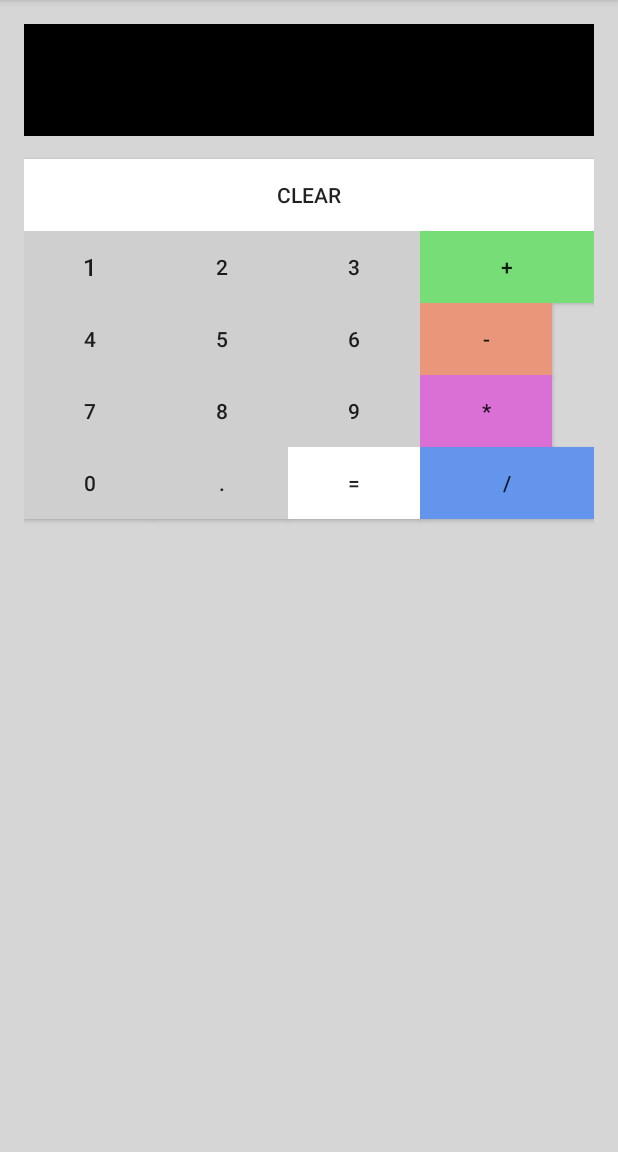
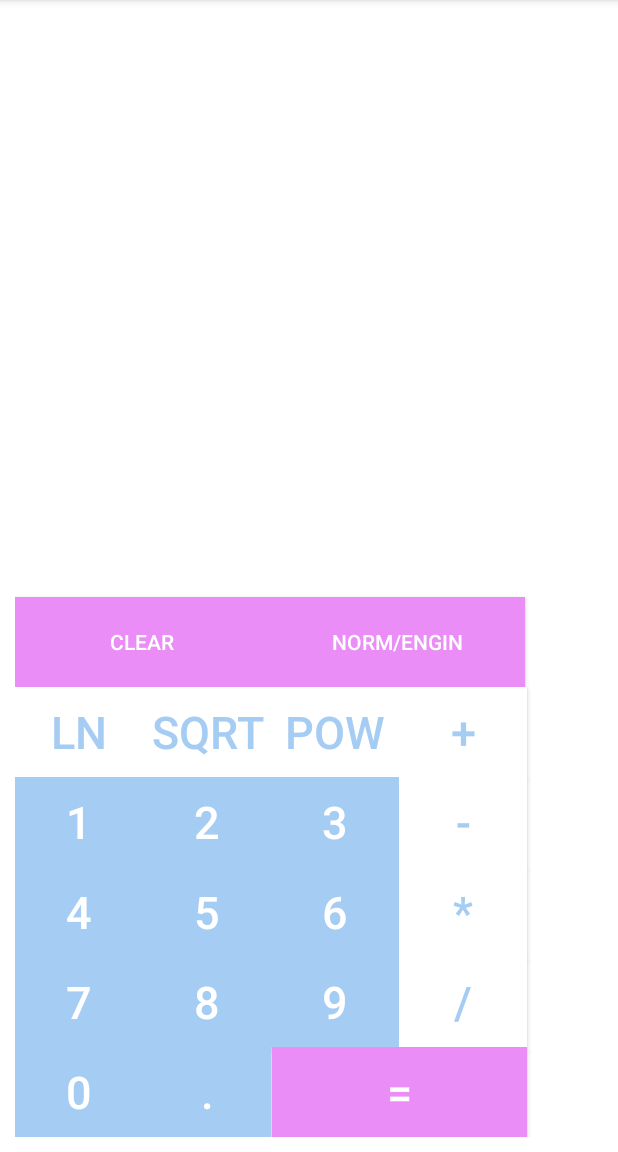
Before and after one commit to darizakharova/java-test-tasks, an Android app: the screen it shows after launch (MainActivity), on a phone screen of 412 x 824 dp, the part 84-1236 px from its top. Run offline under Robolectric (Android 15) with nearby library versions, the phone set to English and light mode, and no system bars.

Commit message:
changed layout, fixed leading zero handling.

```diff
--- a/CalculateAndroid/app/src/main/java/com/example/user/calculate/MainActivity.java
+++ b/CalculateAndroid/app/src/main/java/com/example/user/calculate/MainActivity.java
@@ -1,8 +1,10 @@
 package com.example.user.calculate;
 
+import android.support.v7.app.ActionBar;
 import android.support.v7.app.AppCompatActivity;
 import android.os.Bundle;
 import android.view.View;
+import android.view.ViewGroup;
 import android.widget.Button;
 import android.widget.TextView;
 
@@ -31,6 +33,7 @@ public class MainActivity extends AppCompatActivity {
         mNumberButtons.add((Button)findViewById(R.id.button7));
         mNumberButtons.add((Button)findViewById(R.id.button8));
         mNumberButtons.add((Button)findViewById(R.id.button9));
+
     }
 
 
@@ -87,8 +90,15 @@ public class MainActivity extends AppCompatActivity {
 
     public void onClickDigit(View view) {
         if (mVar.length() < 10) {
+            if (mVar.equals("0")) {
+                mVar = "";
+            }
             mVar += Integer.toString(mNumberButtons.indexOf(view));
             mInfoText.setText(mVar);
+
         }
     }
+
+    public void onClickSelect(View view) {
+    }
 }
--- a/CalculateAndroid/app/src/main/res/layout/activity_main.xml
+++ b/CalculateAndroid/app/src/main/res/layout/activity_main.xml
@@ -20,188 +20,261 @@
         android:layout_alignParentEnd="true"
         android:layout_alignParentTop="true"
         android:textSize="@dimen/abc_action_bar_default_height_material"
-        android:background="@color/colorScoreBoard"
-        android:textColor="@color/colorNumber"
+        android:background="@color/colorBackground"
+        android:textColor="@color/colorDigit"
         android:gravity="right"/>
 
     <Button
-        android:layout_width="wrap_content"
-        android:layout_height="wrap_content"
-        android:text="1"
-        android:textSize="@dimen/activity_vertical_margin"
+        android:layout_width="@dimen/buttonWidth"
+        android:layout_height="@dimen/buttonHeight"
+        android:text="@string/one"
+        android:textSize="@dimen/buttonTextsize"
+        android:textColor="@color/colorOperation"
         android:id="@+id/button1"
-        android:layout_below="@+id/tex"
-        android:layout_alignParentLeft="true"
-        android:layout_alignParentStart="true"
-        android:layout_marginTop="63dp"
         android:background="@color/colorDigit"
-        android:onClick="onClickDigit"/>
+        android:onClick="onClickDigit"
+        android:layout_above="@+id/button4"
+        android:layout_alignLeft="@+id/buttonClear"
+        android:layout_alignStart="@+id/buttonClear" />
     <Button
-        android:layout_width="wrap_content"
-        android:layout_height="wrap_content"
-        android:text="2"
+        android:layout_width="@dimen/buttonWidth"
+        android:layout_height="@dimen/buttonHeight"
+        android:text="@string/two"
+        android:textSize="@dimen/buttonTextsize"
+        android:textColor="@color/colorOperation"
         android:id="@+id/button2"
         android:background="@color/colorDigit"
         android:layout_alignTop="@+id/button1"
         android:layout_toRightOf="@+id/button1"
-        android:layout_toEndOf="@+id/button1"
         android:onClick="onClickDigit"/>
     <Button
-        android:layout_width="wrap_content"
-        android:layout_height="wrap_content"
-        android:text="3"
+        android:layout_width="@dimen/buttonWidth"
+        android:layout_height="@dimen/buttonHeight"
+        android:text="@string/tree"
+        android:textSize="@dimen/buttonTextsize"
+        android:textColor="@color/colorOperation"
         android:id="@+id/button3"
         android:background="@color/colorDigit"
-        android:layout_alignTop="@+id/button2"
+        android:onClick="onClickDigit"
+        android:layout_above="@+id/button5"
         android:layout_toRightOf="@+id/button2"
-        android:layout_toEndOf="@+id/button2"
-        android:onClick="onClickDigit"/>
+        android:layout_toEndOf="@+id/button2" />
     <Button
-        android:layout_width="wrap_content"
-        android:layout_height="wrap_content"
-        android:text="4"
+        android:layout_width="@dimen/buttonWidth"
+        android:layout_height="@dimen/buttonHeight"
+        android:text="@string/four"
+        android:textSize="@dimen/buttonTextsize"
+        android:textColor="@color/colorOperation"
         android:id="@+id/button4"
         android:background="@color/colorDigit"
-        android:layout_below="@+id/button1"
-        android:layout_alignParentLeft="true"
-        android:layout_alignParentStart="true"
-        android:onClick="onClickDigit"/>
+        android:onClick="onClickDigit"
+        android:layout_above="@+id/button7"
+        android:layout_alignLeft="@+id/button7"
+        android:layout_alignStart="@+id/button7" />
     <Button
-        android:layout_width="wrap_content"
-        android:layout_height="wrap_content"
-        android:text="5"
+        android:layout_width="@dimen/buttonWidth"
+        android:layout_height="@dimen/buttonHeight"
+        android:text="@string/five"
+        android:textSize="@dimen/buttonTextsize"
+        android:textColor="@color/colorOperation"
         android:id="@+id/button5"
         android:background="@color/colorDigit"
-        android:layout_below="@+id/button1"
-        android:layout_toRightOf="@+id/button1"
-        android:layout_toEndOf="@+id/button1"
-        android:onClick="onClickDigit"/>
+        android:onClick="onClickDigit"
+        android:layout_below="@+id/button2"
+        android:layout_toLeftOf="@+id/button3"
+        android:layout_toStartOf="@+id/button3" />
     <Button
-        android:layout_width="wrap_content"
-        android:layout_height="wrap_content"
-        android:text="6"
+        android:layout_width="@dimen/buttonWidth"
+        android:layout_height="@dimen/buttonHeight"
+        android:text="@string/six"
+        android:textSize="@dimen/buttonTextsize"
+        android:textColor="@color/colorOperation"
         android:id="@+id/button6"
         android:background="@color/colorDigit"
-        android:layout_below="@+id/button2"
-        android:layout_toRightOf="@+id/button2"
-        android:layout_toEndOf="@+id/button2"
-        android:onClick="onClickDigit"/>
+        android:onClick="onClickDigit"
+        android:layout_alignTop="@+id/button5"
+        android:layout_toRightOf="@+id/button5"
+        android:layout_toEndOf="@+id/button5" />
     <Button
-        android:layout_width="wrap_content"
-        android:layout_height="wrap_content"
-        android:text="7"
+        android:layout_width="@dimen/buttonWidth"
+        android:layout_height="@dimen/buttonHeight"
+        android:text="@string/seven"
+        android:textSize="@dimen/buttonTextsize"
+        android:textColor="@color/colorOperation"
         android:id="@+id/button7"
         android:background="@color/colorDigit"
-        android:layout_below="@+id/button4"
-        android:layout_alignParentLeft="true"
-        android:layout_alignParentStart="true"
-        android:onClick="onClickDigit"/>
+        android:onClick="onClickDigit"
+        android:layout_alignTop="@+id/button8"
+        android:layout_alignLeft="@+id/button8"
+        android:layout_alignStart="@+id/button0" />
     <Button
-        android:layout_width="wrap_content"
-        android:layout_height="wrap_content"
-        android:text="8"
+        android:layout_width="@dimen/buttonWidth"
+        android:layout_height="@dimen/buttonHeight"
+        android:text="@string/eight"
+        android:textSize="@dimen/buttonTextsize"
+        android:textColor="@color/colorOperation"
         android:id="@+id/button8"
         android:background="@color/colorDigit"
-        android:layout_below="@+id/button4"
-        android:layout_toRightOf="@+id/button7"
-        android:layout_toEndOf="@+id/button7"
-        android:onClick="onClickDigit"/>
+        android:onClick="onClickDigit"
+        android:layout_above="@+id/button0"
+        android:layout_toRightOf="@+id/button0"
+        android:layout_toEndOf="@+id/button0" />
     <Button
-        android:layout_width="wrap_content"
-        android:layout_height="wrap_content"
-        android:text="9"
+        android:layout_width="@dimen/buttonWidth"
+        android:layout_height="@dimen/buttonHeight"
+        android:text="@string/nine"
+        android:textSize="@dimen/buttonTextsize"
+        android:textColor="@color/colorOperation"
         android:id="@+id/button9"
         android:background="@color/colorDigit"
+        android:onClick="onClickDigit"
         android:layout_below="@+id/button5"
         android:layout_toRightOf="@+id/button5"
-        android:layout_toEndOf="@+id/button5"
-        android:onClick="onClickDigit"/>
+        android:layout_toEndOf="@+id/button5" />
     <Button
-        android:layout_width="wrap_content"
-        android:layout_height="wrap_content"
-        android:text="0"
+        android:layout_width="@dimen/buttonWidth"
+        android:layout_height="@dimen/buttonHeight"
+        android:text="@string/zero"
+        android:textSize="@dimen/buttonTextsize"
+        android:textColor="@color/colorOperation"
         android:id="@+id/button0"
         android:background="@color/colorDigit"
-        android:layout_below="@+id/button7"
-        android:layout_alignParentLeft="true"
-        android:layout_alignParentStart="true"
-        android:onClick="onClickDigit"/>
+        android:onClick="onClickDigit"
+        android:layout_alignParentBottom="true"
+        android:layout_alignLeft="@+id/button1"
+        android:layout_alignStart="@+id/button1" />
     <Button
-        android:layout_width="wrap_content"
-        android:layout_height="wrap_content"
-        android:text="+"
+        android:layout_width="@dimen/buttonWidth"
+        android:layout_height="@dimen/buttonHeight"
+        android:text="@string/plus"
+        android:textSize="@dimen/buttonTextsize"
+        android:textColor="@color/colorDigit"
         android:id="@+id/buttonPlus"
-        android:background="@color/colorPlus"
-        android:layout_alignParentRight="true"
-        android:layout_alignParentEnd="true"
-        android:layout_alignTop="@+id/button3"
-        android:layout_above="@+id/button6"
-        android:layout_toRightOf="@+id/button3"
-        android:layout_toEndOf="@+id/button3"
-        android:onClick="onClickOperation"/>
+        android:background="@color/colorOperation"
+        android:onClick="onClickOperation"
+        android:layout_above="@+id/buttonMinus"
+        android:layout_alignLeft="@+id/buttonMinus"
+        android:layout_alignStart="@+id/buttonMinus" />
     <Button
-        android:layout_width="wrap_content"
-        android:layout_height="wrap_content"
-        android:text="*"
+        android:layout_width="@dimen/buttonWidth"
+        android:layout_height="@dimen/buttonHeight"
+        android:text="@string/mult"
+        android:textColor="@color/colorDigit"
+        android:textSize="@dimen/buttonTextsize"
         android:id="@+id/buttonMult"
-        android:background="@color/colorMult"
+        android:background="@color/colorOperation"
+        android:onClick="onClickOperation"
+        android:layout_above="@+id/button9"
+        android:layout_toRightOf="@+id/button6"
+        android:layout_toEndOf="@+id/button6" />
+    <Button
+        android:layout_width="@dimen/buttonWidth"
+        android:layout_height="@dimen/buttonHeight"
+        android:text="@string/div"
+        android:textSize="@dimen/buttonTextsize"
+        android:textColor="@color/colorDigit"
+        android:id="@+id/buttonDiv"
+        android:background="@color/colorOperation"
         android:onClick="onClickOperation"
         android:layout_below="@+id/button6"
-        android:layout_toRightOf="@+id/button9"
-        android:layout_toEndOf="@+id/button9" />
+        android:layout_toRightOf="@+id/button6"
+        android:layout_toEndOf="@+id/button6" />
     <Button
-        android:layout_width="wrap_content"
-        android:layout_height="wrap_content"
-        android:text="/"
-        android:id="@+id/buttonDiv"
-        android:background="@color/colorDiv"
-        android:onClick="onClickOperation"
-        android:layout_alignParentRight="true"
-        android:layout_alignParentEnd="true"
-        android:layout_below="@+id/button9"
-        android:layout_toRightOf="@+id/button9"
-        android:layout_toEndOf="@+id/button9"/>
-    <Button
-        android:layout_width="wrap_content"
-        android:layout_height="wrap_content"
-        android:text="="
+        android:layout_width="@dimen/buttonEqWigth"
+        android:layout_height="@dimen/buttonHeight"
+        android:text="@string/equalls"
+        android:textSize="@dimen/buttonTextsize"
+        android:textColor="@color/colorOperation"
         android:id="@+id/buttonEqually"
         android:background="@color/colorEqually"
         android:onClick="onClickEqually"
-        android:layout_below="@+id/button8"
-        android:layout_toRightOf="@+id/button8"
-        android:layout_toEndOf="@+id/button8"/>
+        android:layout_alignTop="@+id/buttonDot"
+        android:layout_alignRight="@+id/buttonDiv"
+        android:layout_alignEnd="@+id/buttonDiv" />
     <Button
-        android:layout_width="wrap_content"
-        android:layout_height="wrap_content"
-        android:text="-"
+        android:layout_width="@dimen/buttonWidth"
+        android:layout_height="@dimen/buttonHeight"
+        android:text="@string/minus"
+        android:textSize="@dimen/buttonTextsize"
+        android:textColor="@color/colorDigit"
         android:id="@+id/buttonMinus"
-        android:background="@color/сolorMinus"
-        android:layout_below="@+id/button3"
-        android:layout_toRightOf="@+id/button3"
-        android:layout_toEndOf="@+id/button3"
-        android:onClick="onClickOperation"/>
+        android:background="@color/colorOperation"
+        android:onClick="onClickOperation"
+        android:layout_above="@+id/buttonMult"
+        android:layout_alignLeft="@+id/buttonMult"
+        android:layout_alignStart="@+id/buttonMult" />
     <Button
-        android:layout_width="wrap_content"
-        android:layout_height="wrap_content"
-        android:text="."
+        android:layout_width="@dimen/buttonWidth"
+        android:layout_height="@dimen/buttonHeight"
+        android:text="@string/dot"
+        android:textSize="@dimen/buttonTextsize"
+        android:textColor="@color/colorOperation"
         android:id="@+id/buttonDot"
         android:background="@color/colorDigit"
-        android:layout_below="@+id/button8"
-        android:layout_toRightOf="@+id/button7"
-        android:onClick="onClickDot"/>
+        android:onClick="onClickDot"
+        android:layout_alignTop="@+id/button0"
+        android:layout_toRightOf="@+id/button0"
+        android:layout_toEndOf="@+id/button0" />
 
     <Button
-        android:layout_width="wrap_content"
-        android:layout_height="wrap_content"
-        android:text="Clear"
+        android:layout_width="@dimen/buttonClearWigth"
+        android:layout_height="@dimen/buttonHeight"
+        android:text="@string/clear"
+        android:textColor="@color/colorOperation"
         android:id="@+id/buttonClear"
         android:background="@color/colorEqually"
-        android:layout_above="@+id/button2"
-        android:layout_alignRight="@+id/buttonPlus"
-        android:layout_alignEnd="@+id/buttonPlus"
+        android:onClick="onClickClear"
+        android:layout_above="@+id/buttonPlus"
         android:layout_alignParentLeft="true"
-        android:layout_alignParentStart="true"
-        android:onClick="onClickClear"/>
+        android:layout_alignParentStart="true" />
+    <Button
+        android:layout_width="@dimen/buttonWidth"
+        android:layout_height="@dimen/buttonHeight"
+        android:text="@string/pow"
+        android:textSize="@dimen/buttonTextsize"
+        android:textColor="@color/colorDigit"
+        android:id="@+id/buttonPow"
+        android:background="@color/colorOperation"
+        android:onClick="onClickOperation"
+        android:layout_alignTop="@+id/buttonSqrt"
+        android:layout_toRightOf="@+id/buttonSqrt"
+        android:layout_toEndOf="@+id/buttonSqrt" />
+
+    <Button
+        android:layout_width="@dimen/buttonWidth"
+        android:layout_height="@dimen/buttonHeight"
+        android:text="@string/sqrt"
+        android:textSize="@dimen/buttonTextsize"
+        android:textColor="@color/colorDigit"
+        android:id="@+id/buttonSqrt"
+        android:background="@color/colorOperation"
+        android:onClick="onClickOperation"
+        android:layout_alignTop="@+id/buttonLn"
+        android:layout_toLeftOf="@+id/button3"
+        android:layout_toStartOf="@+id/button3" />
+
+    <Button
+        android:layout_width="@dimen/buttonWidth"
+        android:layout_height="@dimen/buttonHeight"
+        android:text="@string/ln"
+        android:textSize="@dimen/buttonTextsize"
+        android:textColor="@color/colorDigit"
+        android:id="@+id/buttonLn"
+        android:background="@color/colorOperation"
+        android:onClick="onClickOperation"
+        android:layout_alignTop="@+id/buttonPlus"
+        android:layout_alignLeft="@+id/button1"
+        android:layout_alignStart="@+id/button1" />
+    <Button
+        android:layout_width="@dimen/buttonClearWigth"
+        android:layout_height="@dimen/buttonHeight"
+        android:text="@string/selector"
+        android:textColor="@color/colorOperation"
+        android:id="@+id/buttonSelect"
+        android:background="@color/colorEqually"
+        android:onClick="onClickSelect"
+        android:layout_alignTop="@+id/buttonClear"
+        android:layout_toRightOf="@+id/buttonClear"
+        android:layout_toEndOf="@+id/buttonClear" />
 
 </RelativeLayout>
--- a/CalculateAndroid/app/src/main/res/values/colors.xml
+++ b/CalculateAndroid/app/src/main/res/values/colors.xml
@@ -3,14 +3,10 @@
     <color name="colorPrimary">#3F51B5</color>
     <color name="colorPrimaryDark">#303F9F</color>
     <color name="colorAccent">#FF4081</color>
-    <color name="colorBackground">#D7D6D6</color>
-    <color name="colorDigit">#CFCFCF</color>
-    <color name="colorScoreBoard">#000000</color>
-    <color name="colorNumber">#958F37</color>
-    <color name="colorPlus">#77DD77</color>
-    <color name="сolorMinus">#E9967A</color>
-    <color name="colorMult">#DA70D6</color>
-    <color name="colorDiv">#6495ED</color>
-    <color name="colorEqually">#FFFFFF</color>
+    <color name="colorBackground">#FFFFFF</color>
+    <color name="colorDigit">#A5CCF3</color>
+    <color name="colorOperation">#FFFFFF</color>
+    <color name="colorEqually">#EA8DF7</color>
+
 
 </resources>
--- a/CalculateAndroid/app/src/main/res/values/dimens.xml
+++ b/CalculateAndroid/app/src/main/res/values/dimens.xml
@@ -1,5 +1,10 @@
 <resources>
     <!-- Default screen margins, per the Android Design guidelines. -->
-    <dimen name="activity_horizontal_margin">16dp</dimen>
-    <dimen name="activity_vertical_margin">16dp</dimen>
+    <dimen name="activity_horizontal_margin">10dp</dimen>
+    <dimen name="activity_vertical_margin">10dp</dimen>
+    <dimen name="buttonTextsize">30dp</dimen>
+    <dimen name="buttonWidth">85dp</dimen>
+    <dimen name="buttonHeight">60dp</dimen>
+    <dimen name="buttonEqWigth">170dp</dimen>
+    <dimen name="buttonClearWigth">170dp</dimen>
 </resources>
--- a/CalculateAndroid/app/src/main/res/values/strings.xml
+++ b/CalculateAndroid/app/src/main/res/values/strings.xml
@@ -1,4 +1,24 @@
 <resources>
     <string name="app_name">Calculate</string>
-    <string name="green">Зеленый</string>
+    <string name="zero">0</string>
+    <string name="one">1</string>
+    <string name="two">2</string>
+    <string name="tree">3</string>
+    <string name="four">4</string>
+    <string name="five">5</string>
+    <string name="six">6</string>
+    <string name="seven">7</string>
+    <string name="eight">8</string>
+    <string name="nine">9</string>
+    <string name="plus">+</string>
+    <string name="minus">-</string>
+    <string name="mult">*</string>
+    <string name="div">/</string>
+    <string name="equalls">=</string>
+    <string name="pow">pow</string>
+    <string name="sqrt">sqrt</string>
+    <string name="ln">ln</string>
+    <string name="clear">clear</string>
+    <string name="dot">.</string>
+    <string name="selector">norm/engin</string>
 </resources>
```
